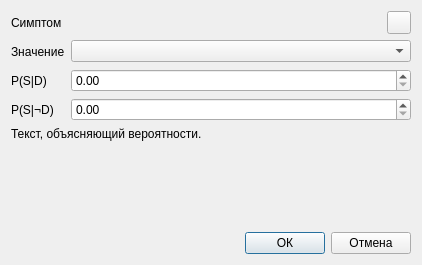
Before: the Qt Designer form src/diagnosis_rules/ruleitemeditdialog.ui in megakoko/m-system, drawn with Qt 5.
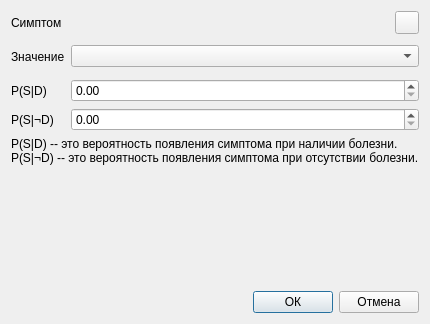
After: the same form once the commit is applied.

Commit message: Добавил текст, объясняющий вероятности.

Patch:
```diff
--- a/src/diagnosis_rules/ruleitemeditdialog.ui
+++ b/src/diagnosis_rules/ruleitemeditdialog.ui
@@ -6,8 +6,8 @@
    <rect>
     <x>0</x>
     <y>0</y>
-    <width>422</width>
-    <height>265</height>
+    <width>430</width>
+    <height>324</height>
    </rect>
   </property>
   <property name="windowTitle">
@@ -136,7 +136,8 @@
    <item>
     <widget class="QLabel" name="label_5">
      <property name="text">
-      <string>Текст, объясняющий вероятности.</string>
+      <string>P(S|D) -- это вероятность появления симптома при наличии болезни.
+P(S|¬D) -- это вероятность появления симптома при отсутствии болезни.</string>
      </property>
      <property name="wordWrap">
       <bool>true</bool>
```
Left out of the diff: 2 changed lines with no effect on the pictures.
